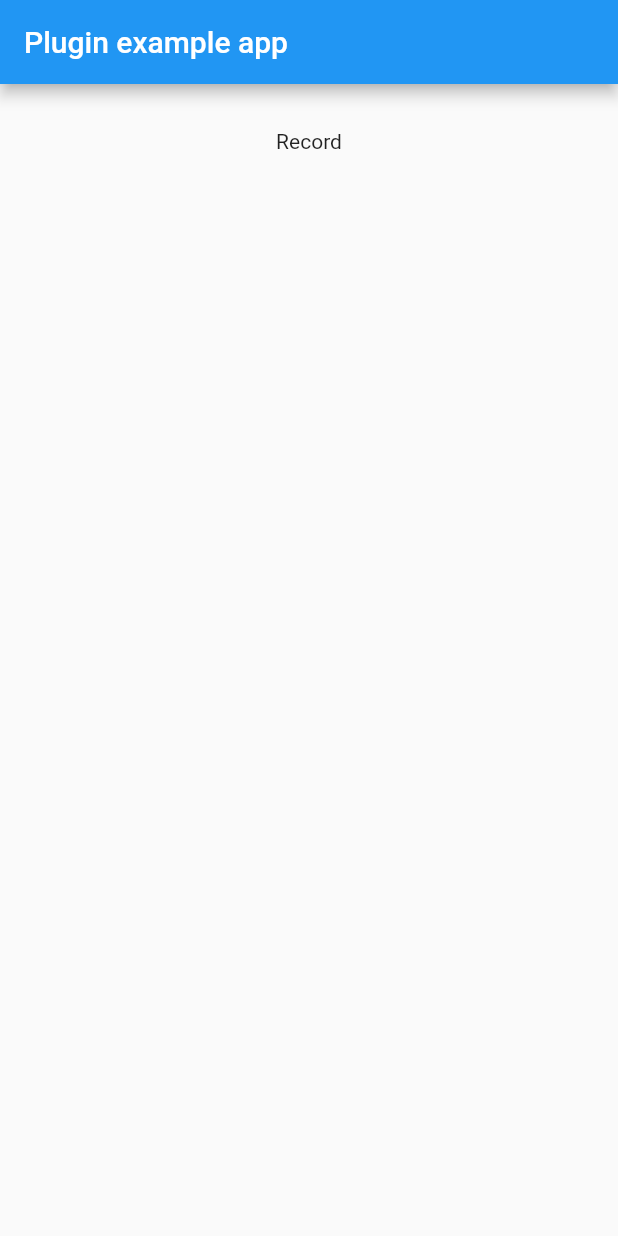
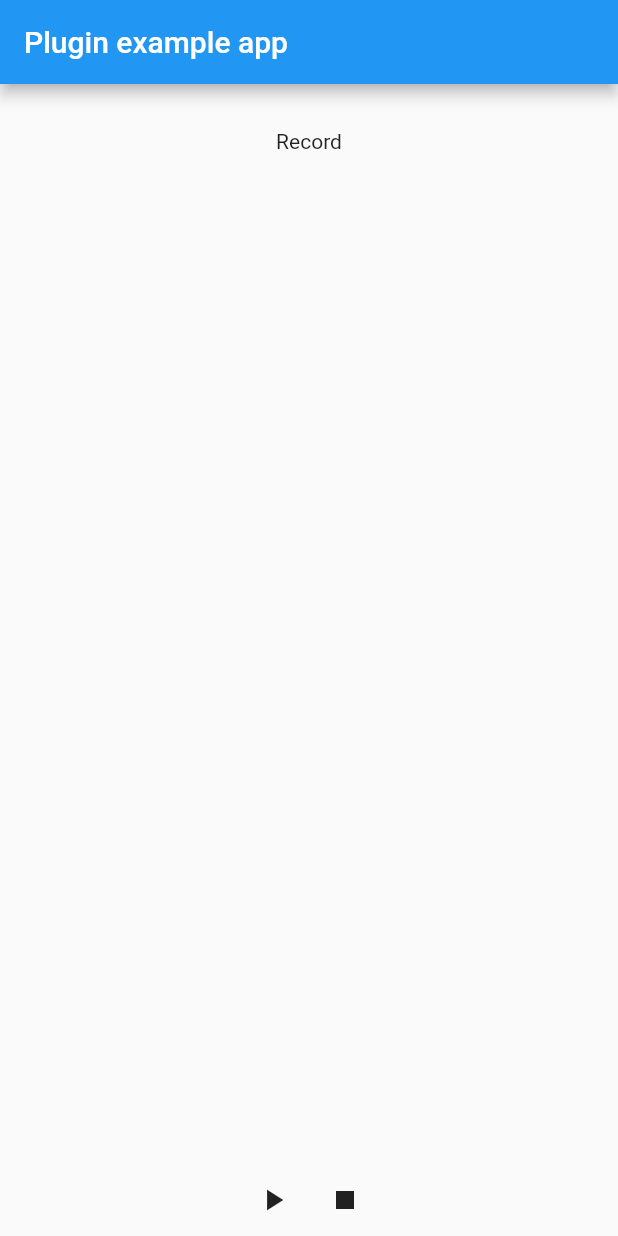
Before and after one commit to dujiepeng/record_amr, a Flutter app: the screen it shows after launch, on a phone screen of 412 x 824 dp. Run offline on Flutter 3.47's test engine with Material 2 defaults, Android fonts, the phone set to English and light mode, and no system bars.

Commit message:
upgrade ios play amr file.

```diff
--- a/example/lib/main.dart
+++ b/example/lib/main.dart
@@ -12,6 +12,7 @@ class MyApp extends StatefulWidget {
 
 class _MyAppState extends State<MyApp> {
   double _volume = 0;
+  String _path;
   @override
   Widget build(BuildContext context) {
     return MaterialApp(
@@ -38,6 +39,19 @@ class _MyAppState extends State<MyApp> {
                   ),
                 ),
               ),
+              Row(
+                mainAxisAlignment: MainAxisAlignment.center,
+                children: [
+                  IconButton(
+                    icon: Icon(Icons.play_arrow),
+                    onPressed: () => _play(),
+                  ),
+                  IconButton(
+                    icon: Icon(Icons.stop),
+                    onPressed: () => _stop(),
+                  ),
+                ],
+              )
             ],
           ),
         ),
@@ -57,6 +71,7 @@ class _MyAppState extends State<MyApp> {
 
   _stopRecord() async {
     bool success = await RecordAmr.stopVoiceRecord((path, duration) {
+      _path = path;
       print('path --- $path, duration ---- $duration');
     });
     setState(() {
@@ -67,6 +82,19 @@ class _MyAppState extends State<MyApp> {
 
   _cancelRecord() async {
     await RecordAmr.cancelVoiceRecord();
+    setState(() {
+      _volume = 0;
+    });
     print('取消录制');
   }
+
+  _play() async {
+    await RecordAmr.play(_path, (path) {
+      print('play end');
+    });
+  }
+
+  _stop() async {
+    await RecordAmr.stop();
+  }
 }
--- a/lib/record_amr.dart
+++ b/lib/record_amr.dart
@@ -5,16 +5,18 @@ import 'package:flutter/services.dart';
 /// `volume` 0 ~ 1;
 typedef VolumeCallBack = Function(double volume);
 typedef StopRecordCallBack = void Function(String path, int duration);
+typedef StopPlayCallBack = void Function(String path);
 
 class RecordAmr {
   static const MethodChannel _channel = const MethodChannel('record_amr');
 
-  static RecordAmr _wavToAmr;
+  static RecordAmr _recordAmr;
 
   // ignore: unused_field
   VolumeCallBack _callBack;
+  StopPlayCallBack _stopCallBack;
 
-  static RecordAmr get _private => _wavToAmr = _wavToAmr ?? RecordAmr._();
+  static RecordAmr get _private => _recordAmr = _recordAmr ?? RecordAmr._();
 
   RecordAmr._() {
     _channel.setMethodCallHandler((call) {
@@ -22,6 +24,14 @@ class RecordAmr {
         double volume = call.arguments.toDouble();
         if (_private._callBack != null) {
           _private._callBack(volume);
+        }
+      }
+
+      if (call.method == 'stopPlaying') {
+        String path = call.arguments["path"] as String;
+        if (_private._stopCallBack != null) {
+          _private._stopCallBack(path);
+          _private._stopCallBack = null;
         }
       }
       return null;
@@ -34,7 +44,9 @@ class RecordAmr {
   /// start record
   /// [path] record file path.
   /// [callBack] volume callback: 0 ~ 1.
-  static Future<bool> startVoiceRecord([VolumeCallBack volumeCallBack]) async {
+  static Future<bool> startVoiceRecord([
+    VolumeCallBack volumeCallBack,
+  ]) async {
     if (_private.recoreding) {
       return false;
     }
@@ -49,7 +61,9 @@ class RecordAmr {
   }
 
   /// stop record
-  static Future<bool> stopVoiceRecord(StopRecordCallBack callBack) async {
+  static Future<bool> stopVoiceRecord(
+    StopRecordCallBack callBack,
+  ) async {
     Map result = await _channel.invokeMethod('stopVoiceRecord');
     _private._callBack = null;
     _private.recoreding = false;
@@ -66,4 +80,20 @@ class RecordAmr {
     _private._callBack = null;
     _private.recoreding = false;
   }
+
+  /// play amr file
+  static Future<bool> play(
+    String path, [
+    StopPlayCallBack endCallback,
+  ]) async {
+    _private._stopCallBack = endCallback;
+    bool isPlay = await _channel.invokeMethod('play', {"path": path}) as bool;
+    return isPlay;
+  }
+
+  /// stop playing amr file
+  static Future<Null> stop() async {
+    await _channel.invokeMethod('stopPlaying') as bool;
+    return null;
+  }
 }
```
Also changed, not shown: 1 other file.
